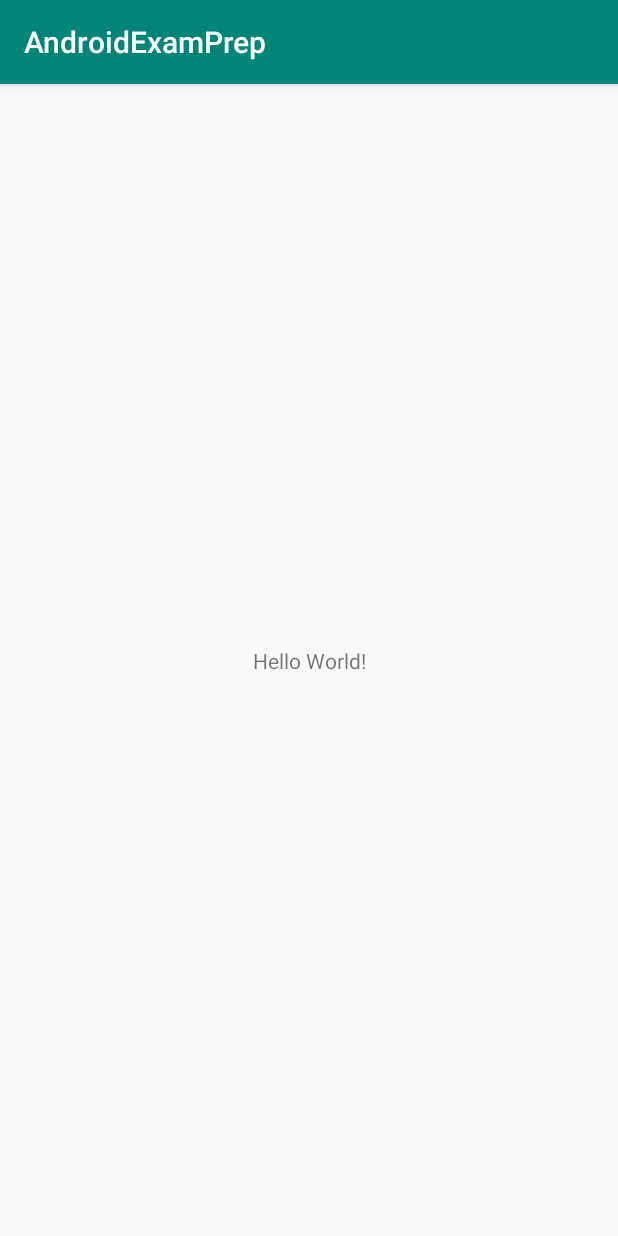
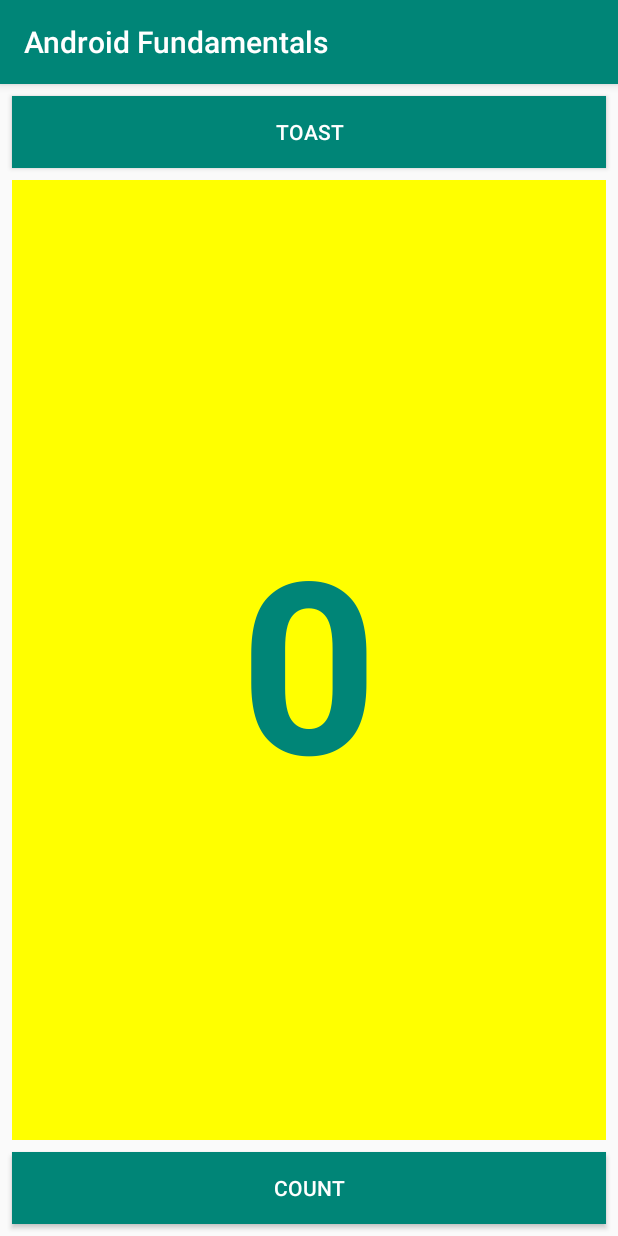
Before and after one commit to geneowak/android-developer-fundamentals, an Android app: the screen it shows after launch (MainActivity), on a phone screen of 412 x 824 dp. Run offline under Robolectric (Android 15) with nearby library versions, the phone set to English and light mode, and no system bars.

Commit message:
- First interactive UI

```diff
--- a/app/build.gradle
+++ b/app/build.gradle
@@ -5,7 +5,7 @@ android {
     buildToolsVersion "29.0.2"
     defaultConfig {
         applicationId "com.geneowak.androidexamprep"
-        minSdkVersion 15
+        minSdkVersion 24
         targetSdkVersion 28
         versionCode 1
         versionName "1.0"
--- a/app/src/main/java/com/geneowak/androidexamprep/MainActivity.java
+++ b/app/src/main/java/com/geneowak/androidexamprep/MainActivity.java
@@ -1,31 +1,47 @@
 package com.geneowak.androidexamprep;
+
+import android.os.Bundle;
+import android.util.Log;
+import android.view.View;
+import android.widget.TextView;
+import android.widget.Toast;
 
 import androidx.appcompat.app.AppCompatActivity;
 
-import android.content.Context;
-import android.os.Bundle;
-import android.widget.Toast;
-
-import com.geneowak.androidexamprep.R;
-
 public class MainActivity extends AppCompatActivity {
+    private static final String LOG_TAG = MainActivity.class.getSimpleName();
+    private int mCount = 0;
+    private TextView mShowCount;
 
     @Override
     protected void onCreate(Bundle savedInstanceState) {
         super.onCreate(savedInstanceState);
         setContentView(R.layout.activity_main);
-        // toasts //
-        // get app context
-        Context context = getApplicationContext();
-        // get text you'd like to display
-        String text = "Hello Toast";
-        // get the duration
-        int duration = Toast.LENGTH_SHORT;
-        // create the toast object
-        Toast toast = Toast.makeText(context, text, duration);
-        // display the toast
-        toast.show();
+        mShowCount = findViewById(R.id.show_count);
 
 
     }
+
+    // toasts //
+    public void showToast(View view) {
+        // create the toast object
+        Toast toast = Toast.makeText(this, R.string.toast_message, Toast.LENGTH_SHORT);
+        // positioning
+        // toast.setGravity(Gravity.TOP|Gravity.START, 0,0);
+        // display the toast
+        toast.show();
+        // test out logging an error
+        try {
+            int age = 1 / 0;
+            Log.d(LOG_TAG, "His age is " + age);
+        } catch (Exception e) {
+            Log.e(LOG_TAG, e.getMessage());
+        }
+    }
+
+    public void countUp(View view) {
+        mCount++;
+        if (mShowCount != null)
+            mShowCount.setText(Integer.toString(mCount));
+    }
 }
--- a/app/src/main/res/layout/activity_main.xml
+++ b/app/src/main/res/layout/activity_main.xml
@@ -7,12 +7,54 @@
     tools:context=".MainActivity">
 
     <TextView
-        android:layout_width="wrap_content"
+        android:id="@+id/show_count"
+        android:layout_width="0dp"
+        android:layout_height="0dp"
+        android:layout_marginStart="8dp"
+        android:layout_marginTop="8dp"
+        android:layout_marginEnd="8dp"
+        android:layout_marginBottom="8dp"
+        android:background="#FFFF00"
+        android:gravity="center_vertical"
+        android:text="@string/count_initial_value"
+        android:textAlignment="center"
+        android:textColor="@color/colorPrimary"
+        android:textSize="160sp"
+        android:textStyle="bold"
+        app:layout_constraintBottom_toTopOf="@+id/button_count"
+        app:layout_constraintEnd_toEndOf="parent"
+        app:layout_constraintHorizontal_bias="0.5"
+        app:layout_constraintStart_toStartOf="parent"
+        app:layout_constraintTop_toBottomOf="@+id/button_toast" />
+
+    <Button
+        android:id="@+id/button_toast"
+        android:layout_width="0dp"
         android:layout_height="wrap_content"
-        android:text="Hello World!"
-        app:layout_constraintBottom_toBottomOf="parent"
-        app:layout_constraintLeft_toLeftOf="parent"
-        app:layout_constraintRight_toRightOf="parent"
+        android:layout_marginStart="8dp"
+        android:layout_marginTop="8dp"
+        android:layout_marginEnd="8dp"
+        android:background="@color/colorPrimary"
+        android:onClick="showToast"
+        android:text="@string/button_label_toast"
+        android:textColor="@android:color/white"
+        app:layout_constraintEnd_toEndOf="parent"
+        app:layout_constraintStart_toStartOf="parent"
         app:layout_constraintTop_toTopOf="parent" />
 
+    <Button
+        android:id="@+id/button_count"
+        android:layout_width="0dp"
+        android:layout_height="wrap_content"
+        android:layout_marginStart="8dp"
+        android:layout_marginEnd="8dp"
+        android:layout_marginBottom="8dp"
+        android:background="@color/colorPrimary"
+        android:onClick="countUp"
+        android:text="@string/button_label_count"
+        android:textColor="@android:color/white"
+        app:layout_constraintBottom_toBottomOf="parent"
+        app:layout_constraintEnd_toEndOf="parent"
+        app:layout_constraintStart_toStartOf="parent" />
+
 </androidx.constraintlayout.widget.ConstraintLayout>
--- a/app/src/main/res/values/colors.xml
+++ b/app/src/main/res/values/colors.xml
@@ -3,4 +3,6 @@
     <color name="colorPrimary">#008577</color>
     <color name="colorPrimaryDark">#00574B</color>
     <color name="colorAccent">#D81B60</color>
+    <color name="darkness">#000</color>
+    <color name="skyBlue">#559fe3</color>
 </resources>
--- a/app/src/main/res/values/strings.xml
+++ b/app/src/main/res/values/strings.xml
@@ -1,3 +1,8 @@
 <resources>
-    <string name="app_name">AndroidExamPrep</string>
+    <string name="app_name">Android Fundamentals</string>
+    <string name="user_name">Hello World</string>
+    <string name="button_label_toast">Toast</string>
+    <string name="button_label_count">Count</string>
+    <string name="count_initial_value">0</string>
+    <string name="toast_message">Hello Android</string>
 </resources>
```
Also changed, not shown: app/src/main/res/values/dimens.xml (added, +9 -0 lines).
